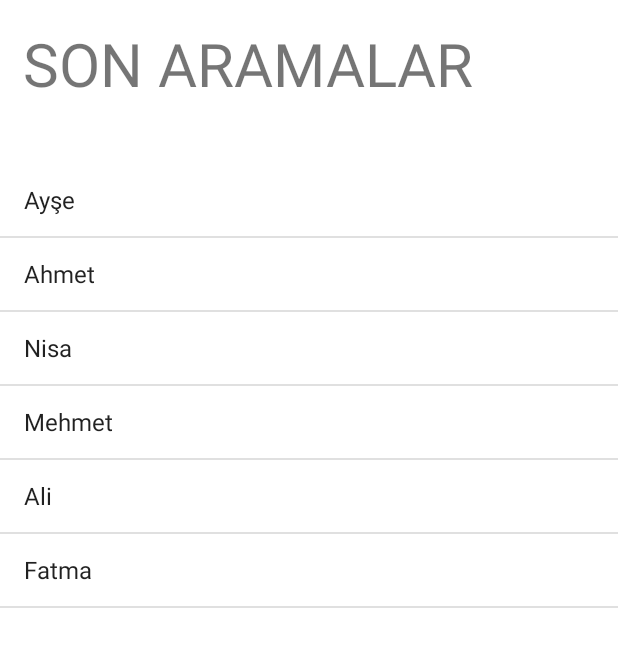
After one commit to nisaefendioglu/Java-Tutorial, an Android app: the SonCagrilar screen opened directly, with no data from a screen before it, on a phone screen of 412 x 824 dp. The commit adds this screen. Shown: the top 647 px of the screen. Run offline under Robolectric (Android 15) with nearby library versions, the light colour scheme and no system bars.

Commit message:
onuncu hafta ders kodlari.

```diff
--- a/Hafta 10/ContactBookApp/app/src/main/AndroidManifest.xml
+++ b/Hafta 10/ContactBookApp/app/src/main/AndroidManifest.xml
@@ -1,6 +1,9 @@
 <?xml version="1.0" encoding="utf-8"?>
 <manifest xmlns:android="http://schemas.android.com/apk/res/android"
     package="com.nisa.contactbookapp">
+
+    <uses-permission android:name="android.permission.INTERNET"/>
+    <uses-permission android:name="android.permission.CALL_PHONE" />
 
     <application
         android:allowBackup="true"
@@ -17,6 +20,8 @@
             </intent-filter>
         </activity>
         <activity android:name=".Kisiler"/>
+        <activity android:name=".Arama"/>
+        <activity android:name=".SonCagrilar"/>
     </application>
 
 </manifest>
--- a/Hafta 10/ContactBookApp/app/src/main/java/com/nisa/contactbookapp/Kisiler.java
+++ b/Hafta 10/ContactBookApp/app/src/main/java/com/nisa/contactbookapp/Kisiler.java
@@ -5,13 +5,12 @@ import android.os.Bundle;
 import android.widget.ArrayAdapter;
 import android.widget.ListView;
 
-import androidx.appcompat.app.AppCompatActivity;
+import androidx.fragment.app.FragmentManager;
 
 public class Kisiler extends Activity {
 
 
     private String [] kisiİsimleri = {"Ayşe" , "Ahmet" , "Nisa" , "Mehmet" , "Ali", "Fatma"};
-
     @Override
     protected void onCreate(Bundle savedInstanceState) {
         super.onCreate(savedInstanceState);
@@ -19,8 +18,9 @@ public class Kisiler extends Activity {
 
         ListView kisilerListe = findViewById(R.id.kisilerListe);
         ArrayAdapter<String> adapter = new ArrayAdapter<String>(this, android.R.layout.simple_list_item_1 , android.R.id.text1, kisiİsimleri);
+        kisilerListe.setAdapter(adapter);
 
-        kisilerListe.setAdapter(adapter);
+
 
 
 
--- /dev/null
+++ b/Hafta 10/ContactBookApp/app/src/main/java/com/nisa/contactbookapp/SonCagrilar.java
@@ -0,0 +1,37 @@
+package com.nisa.contactbookapp;
+
+import android.app.Activity;
+import android.os.Bundle;
+import android.widget.ArrayAdapter;
+import android.widget.ListView;
+import android.widget.TextView;
+
+import androidx.annotation.Nullable;
+
+public class SonCagrilar extends Activity {
+
+    private String [] kisiİsimleri = {"Ayşe" , "Ahmet" , "Nisa" , "Mehmet" , "Ali", "Fatma"};
+
+
+    TextView sonAramalar;
+    ListView sonAramaListView;
+
+    @Override
+    protected void onCreate(@Nullable Bundle savedInstanceState) {
+        super.onCreate(savedInstanceState);
+        setContentView(R.layout.soncagrilar);
+        tanimlama();
+        islemler();
+    }
+
+    void tanimlama(){
+        sonAramalar = findViewById(R.id.sonAramalar);
+        sonAramaListView = findViewById(R.id.sonAramaListView);
+
+    }
+
+    void islemler(){
+        ArrayAdapter<String> adapter = new ArrayAdapter<String>(this, android.R.layout.simple_list_item_1, android.R.id.text1, kisiİsimleri);
+        sonAramaListView.setAdapter(adapter);
+    }
+}
--- /dev/null
+++ b/Hafta 10/ContactBookApp/app/src/main/res/layout/soncagrilar.xml
@@ -0,0 +1,23 @@
+<?xml version="1.0" encoding="utf-8"?>
+<LinearLayout xmlns:android="http://schemas.android.com/apk/res/android"
+    android:layout_width="match_parent"
+    android:layout_height="match_parent"
+    android:orientation="vertical">
+
+    <TextView
+        android:id="@+id/sonAramalar"
+        android:layout_width="wrap_content"
+        android:layout_height="wrap_content"
+        android:text="SON ARAMALAR"
+        android:textSize="40dp"
+        android:layout_marginTop="15dp"
+        android:layout_marginLeft="15dp"
+        />
+
+    <ListView
+        android:id="@+id/sonAramaListView"
+        android:layout_width="match_parent"
+        android:layout_height="match_parent"
+        android:layout_marginTop="40dp" />
+
+</LinearLayout>
```
Also changed, not shown: Hafta 10/ContactBookApp/app/src/main/java/com/nisa/contactbookapp/Arama.java (+47 -0 lines), Hafta 10/ContactBookApp/app/src/main/java/com/nisa/contactbookapp/MainActivity.java (+14 -7 lines), Hafta 10/ContactBookApp/app/src/main/res/layout/activity_main.xml (+6 -13 lines), Hafta 10/ContactBookApp/app/src/main/res/layout/arama.xml (+60 -35 lines), Hafta 10/ContactBookApp/app/src/main/res/layout/kisiler.xml (+23 -4 lines).
